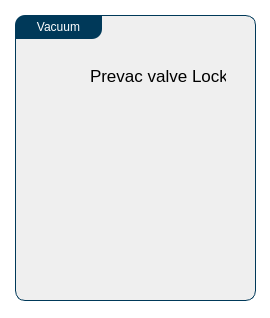
Above: Utils/ursapqConsole/vacuum.ui from pnjun/UrsaPQ-Manager before the change. Below: the same form after it.
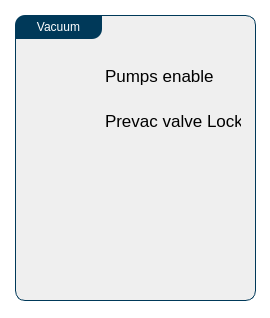
That is the form after the change.

Commit message: Pumps enable

What changed in the file:
```diff
--- a/Utils/ursapqConsole/vacuum.ui
+++ b/Utils/ursapqConsole/vacuum.ui
@@ -55,7 +55,7 @@
      <property name="geometry">
       <rect>
        <x>15</x>
-       <y>45</y>
+       <y>90</y>
        <width>46</width>
        <height>31</height>
       </rect>
@@ -65,8 +65,8 @@
     <widget class="QLabel" name="label_2">
      <property name="geometry">
       <rect>
-       <x>75</x>
-       <y>45</y>
+       <x>90</x>
+       <y>90</y>
        <width>136</width>
        <height>31</height>
       </rect>
@@ -75,6 +75,30 @@
       <string>Prevac valve Lock</string>
      </property>
     </widget>
+    <widget class="QWidget" name="verticalLayoutWidget_2">
+     <property name="geometry">
+      <rect>
+       <x>15</x>
+       <y>45</y>
+       <width>46</width>
+       <height>31</height>
+      </rect>
+     </property>
+     <layout class="QVBoxLayout" name="pumpsEnableBox"/>
+    </widget>
+    <widget class="QLabel" name="label_3">
+     <property name="geometry">
+      <rect>
+       <x>90</x>
+       <y>45</y>
+       <width>136</width>
+       <height>31</height>
+      </rect>
+     </property>
+     <property name="text">
+      <string>Pumps enable</string>
+     </property>
+    </widget>
    </widget>
   </widget>
  </widget>
```
The commit also changes 1 other file.
